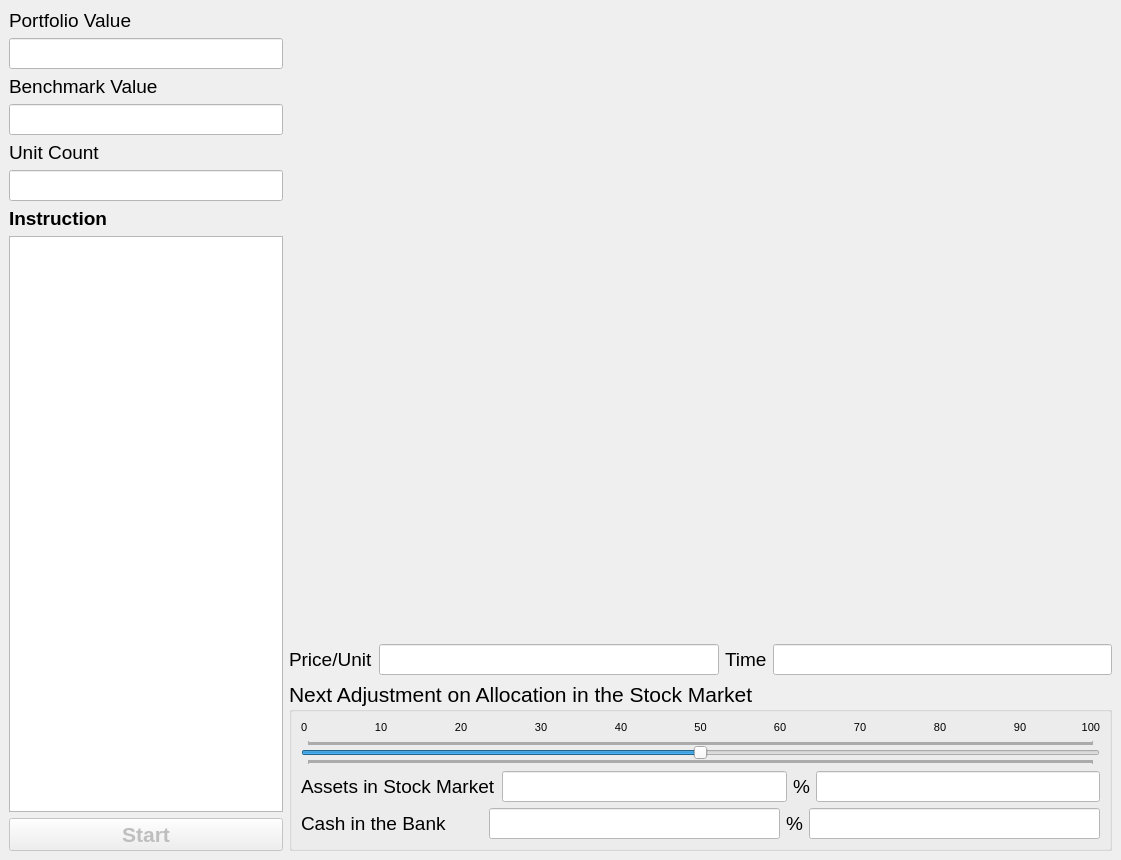
Old version of the form ui/simulation.ui in the repository alfa-ryano/Brownian.
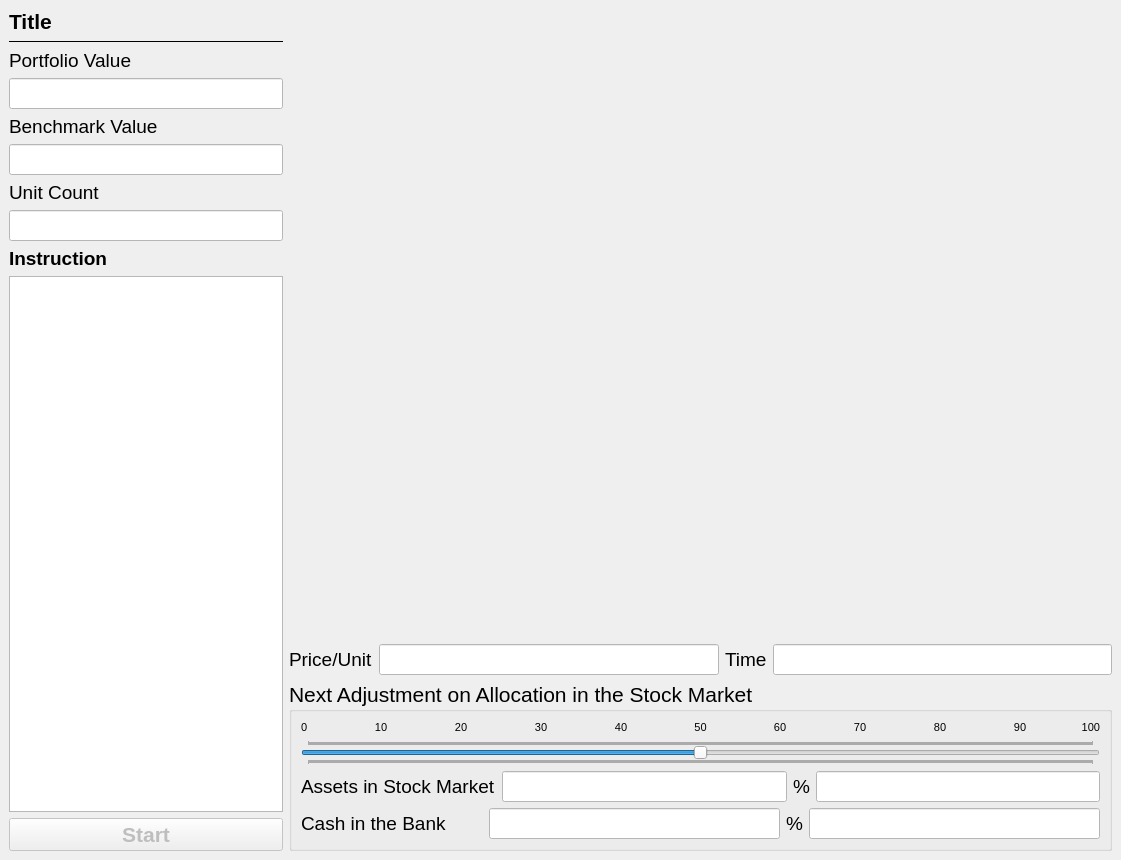
New version of the form.

Patch:
```diff
--- a/ui/simulation.ui
+++ b/ui/simulation.ui
@@ -23,6 +23,33 @@
       <property name="sizeConstraint">
        <enum>QLayout::SetDefaultConstraint</enum>
       </property>
+      <item>
+       <widget class="QLabel" name="label_title">
+        <property name="font">
+         <font>
+          <pointsize>16</pointsize>
+          <weight>75</weight>
+          <bold>true</bold>
+         </font>
+        </property>
+        <property name="text">
+         <string>Title</string>
+        </property>
+       </widget>
+      </item>
+      <item>
+       <widget class="QFrame" name="frame">
+        <property name="frameShape">
+         <enum>QFrame::HLine</enum>
+        </property>
+        <property name="frameShadow">
+         <enum>QFrame::Plain</enum>
+        </property>
+        <property name="lineWidth">
+         <number>1</number>
+        </property>
+       </widget>
+      </item>
       <item>
        <widget class="QLabel" name="labelPortofolioValueAmount">
         <property name="font">
```
